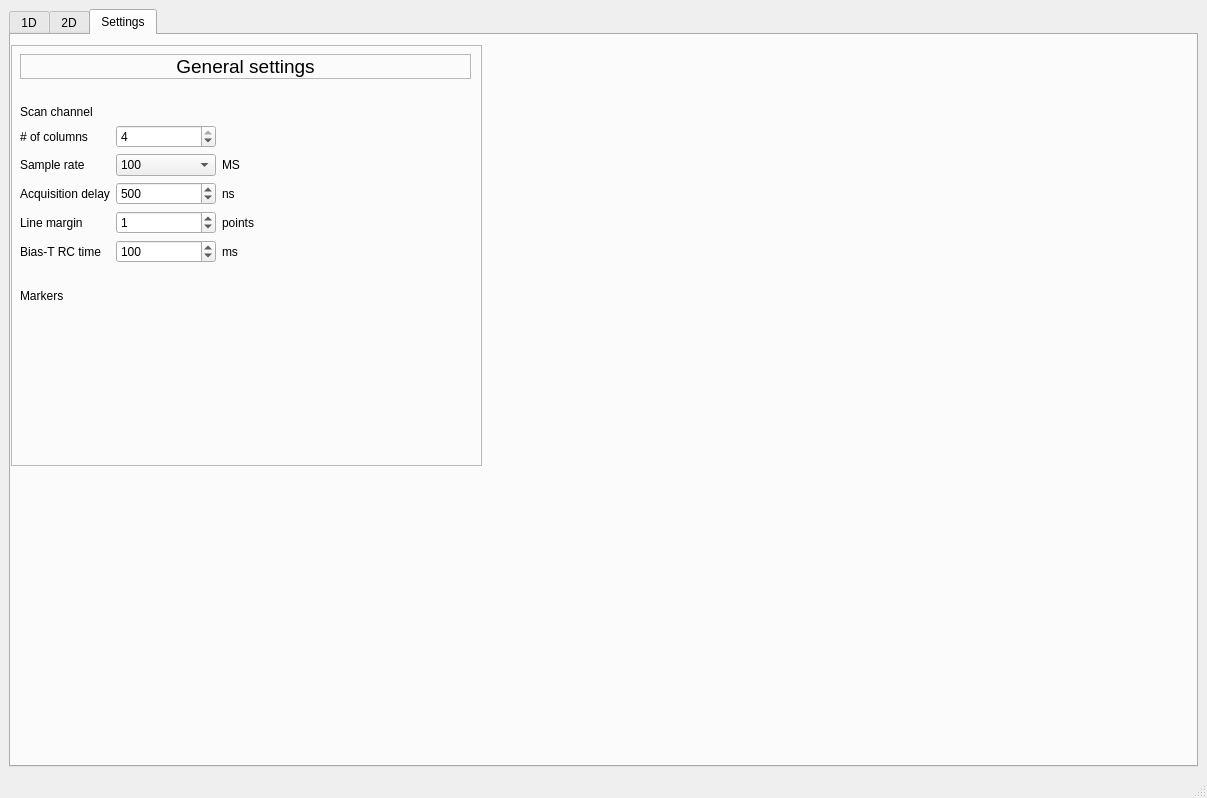
The window that core_tools/GUI/keysight_videomaps/GUI/GUI.ui (stephanlphilips/core_tools) describes before a commit, drawn with Qt 5.
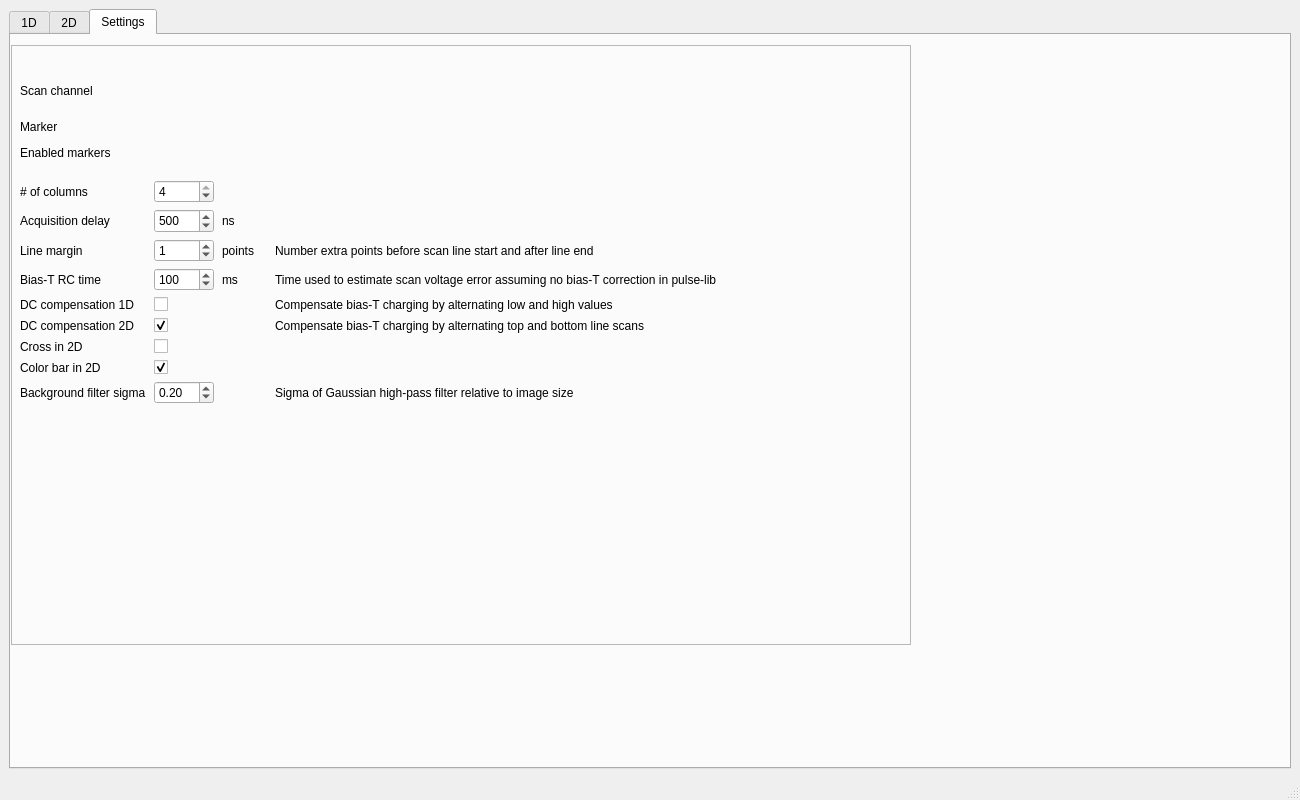
The same window after the commit. The open tabs and pages were chosen to show the change.

Commit message: - added 'Set DC voltage' to 2D - added cross in 2D - added color bar in 2D - added background filter in 2D - added 2D plot coordinates in status bar - added 'gates' to PPT notes

Patch:
```diff
--- a/core_tools/GUI/keysight_videomaps/GUI/GUI.ui
+++ b/core_tools/GUI/keysight_videomaps/GUI/GUI.ui
@@ -9,8 +9,8 @@
    <rect>
     <x>0</x>
     <y>0</y>
-    <width>1207</width>
-    <height>798</height>
+    <width>1300</width>
+    <height>800</height>
    </rect>
   </property>
   <property name="sizePolicy">
@@ -32,7 +32,7 @@
    <property name="minimumSize">
     <size>
      <width>0</width>
-     <height>564</height>
+     <height>700</height>
     </size>
    </property>
    <layout class="QGridLayout" name="gridLayout_8">
@@ -1184,8 +1184,8 @@
          <rect>
           <x>0</x>
           <y>10</y>
-          <width>471</width>
-          <height>421</height>
+          <width>900</width>
+          <height>600</height>
          </rect>
         </property>
         <property name="frameShape">
@@ -1199,58 +1199,33 @@
           <rect>
            <x>9</x>
            <y>9</y>
-           <width>451</width>
-           <height>401</height>
+           <width>700</width>
+           <height>350</height>
           </rect>
          </property>
          <layout class="QVBoxLayout" name="verticalLayout_4">
           <item>
-           <widget class="QLabel" name="_1D_scan_settings_4">
-            <property name="sizePolicy">
-             <sizepolicy hsizetype="Preferred" vsizetype="Preferred">
-              <horstretch>0</horstretch>
-              <verstretch>0</verstretch>
-             </sizepolicy>
-            </property>
-            <property name="minimumSize">
-             <size>
-              <width>0</width>
-              <height>24</height>
-             </size>
-            </property>
-            <property name="maximumSize">
-             <size>
-              <width>16777215</width>
-              <height>25</height>
-             </size>
-            </property>
-            <property name="font">
-             <font>
-              <pointsize>14</pointsize>
-             </font>
-            </property>
-            <property name="frameShape">
-             <enum>QFrame::StyledPanel</enum>
-            </property>
-            <property name="text">
-             <string>General settings</string>
-            </property>
-            <property name="alignment">
-             <set>Qt::AlignCenter</set>
-            </property>
-            <property name="wordWrap">
-             <bool>false</bool>
-            </property>
-            <property name="margin">
-             <number>0</number>
-            </property>
-           </widget>
-          </item>
-          <item>
-           <layout class="QFormLayout" name="formLayout_4">
+           <layout class="QGridLayout" name="formLayout_4">
             <property name="horizontalSpacing">
-             <number>6</number>
+             <number>8</number>
             </property>
+            <item row="0" column="20">
+             <spacer>
+              <property name="orientation">
+               <enum>Qt::Horizontal</enum>
+              </property>
+              <property name="sizeType">
+               <enum>QSizePolicy::MinimumExpanding</enum>
+              </property>
+              <property name="minimumSizeSize" stdset="0">
+               <size>
+                <width>20</width>
+                <height>16</height>
+               </size>
+              </property>
+             </spacer>
+            </item>
+			<!-- Channels -->
             <item row="0" column="0">
              <widget class="QLabel" name="label_43">
               <property name="text">
@@ -1271,14 +1246,92 @@
             <item row="1" column="1">
              <layout class="QHBoxLayout" name="horizontalLayout_channel_checkboxes"/>
             </item>
-            <item row="2" column="0">
+            <item row="3" column="0">
+             <spacer>
+              <property name="orientation">
+               <enum>Qt::Vertical</enum>
+              </property>
+              <property name="sizeType">
+               <enum>QSizePolicy::Fixed</enum>
+              </property>
+              <property name="maximumSize" stdset="0">
+               <size>
+                <width>20</width>
+                <height>10</height>
+               </size>
+              </property>
+             </spacer>
+            </item>
+			<!-- Markers -->
+            <item row="4" column="0">
+             <widget class="QLabel" name="label_blank">
+              <property name="text">
+               <string>Marker</string>
+              </property>
+             </widget>
+            </item>
+            <item row="4" column="1">
+             <layout class="QHBoxLayout" name="horizontalLayout_markers"/>
+            </item>
+            <item row="5" column="0">
+             <widget class="QLabel" name="label_markers">
+              <property name="text">
+               <string>Enabled markers</string>
+              </property>
+             </widget>
+            </item>
+            <item row="5" column="1">
+             <layout class="QHBoxLayout" name="horizontalLayout_markers_checks"/>
+            </item>
+            <item row="10" column="0">
+             <spacer>
+              <property name="orientation">
+               <enum>Qt::Vertical</enum>
+              </property>
+              <property name="sizeType">
+               <enum>QSizePolicy::Fixed</enum>
+              </property>
+              <property name="maximumSize" stdset="0">
+               <size>
+                <width>20</width>
+                <height>10</height>
+               </size>
+              </property>
+             </spacer>
+            </item>
+           </layout>
+          </item>
+
+          <item>
+           <layout class="QGridLayout">
+            <property name="horizontalSpacing">
+             <number>8</number>
+            </property>
+
+            <item row="0" column="4">
+             <spacer>
+              <property name="orientation">
+               <enum>Qt::Horizontal</enum>
+              </property>
+              <property name="sizeType">
+               <enum>QSizePolicy::MinimumExpanding</enum>
+              </property>
+              <property name="minimumSizeSize" stdset="0">
+               <size>
+                <width>20</width>
+                <height>16</height>
+               </size>
+              </property>
+             </spacer>
+            </item>
+            <item row="1" column="0">
              <widget class="QLabel" name="label_30">
               <property name="text">
                <string># of columns</string>
               </property>
              </widget>
             </item>
-            <item row="2" column="1">
+            <item row="1" column="1">
              <widget class="QSpinBox" name="_gen_n_columns">
               <property name="sizePolicy">
                <sizepolicy hsizetype="Preferred" vsizetype="Fixed">
@@ -1288,8 +1341,8 @@
               </property>
               <property name="maximumSize">
                <size>
-                <width>100</width>
-                <height>16777215</height>
+                <width>60</width>
+                <height>24</height>
                </size>
               </property>
               <property name="minimum">
@@ -1303,47 +1356,6 @@
               </property>
              </widget>
             </item>
-            <item row="3" column="0">
-             <widget class="QLabel" name="label_52">
-              <property name="text">
-               <string>Sample rate</string>
-              </property>
-             </widget>
-            </item>
-            <item row="3" column="1">
-             <layout class="QHBoxLayout" name="horizontalLayout">
-              <item>
-               <widget class="QComboBox" name="_gen_sample_rate">
-                 <property name="maximumSize">
-                  <size>
-                   <width>100</width>
-                   <height>100</height>
-                  </size>
-                 </property>
-                <property name="editable">
-                 <bool>false</bool>
-                </property>
-                <item>
-                 <property name="text">
-                  <string>100</string>
-                 </property>
-                </item>
-                <item>
-                 <property name="text">
-                  <string>500</string>
-                 </property>
-                </item>
-               </widget>
-              </item>
-              <item>
-               <widget class="QLabel" name="label_6">
-                <property name="text">
-                 <string>MS</string>
-                </property>
-               </widget>
-              </item>
-             </layout>
-            </item>
             <item row="5" column="0">
              <widget class="QLabel" name="label_acq_delay">
               <property name="text">
@@ -1352,13 +1364,17 @@
              </widget>
             </item>
             <item row="5" column="1">
-             <layout class="QHBoxLayout" name="horizontalLayout">
-              <item>
                 <widget class="QSpinBox" name="_gen_acquisition_delay_ns">
+              <property name="minimumSize">
+               <size>
+                <width>60</width>
+                <height>24</height>
+               </size>
+              </property>
                  <property name="maximumSize">
                   <size>
-                   <width>100</width>
-                   <height>100</height>
+                <width>60</width>
+                <height>24</height>
                   </size>
                  </property>
                  <property name="minimum">
@@ -1375,15 +1391,13 @@
                  </property>
                 </widget>
               </item>
-              <item>
+            <item row="5" column="2">
                <widget class="QLabel" name="label_acq_delay_ns">
                 <property name="text">
                  <string>ns</string>
                 </property>
                </widget>
               </item>
-             </layout>
-            </item>
             <item row="6" column="0">
              <widget class="QLabel" name="label_line_margin">
               <property name="text">
@@ -1392,16 +1406,14 @@
              </widget>
             </item>
             <item row="6" column="1">
-             <layout class="QHBoxLayout" name="horizontalLayout">
-              <item>
                 <widget class="QSpinBox" name="_gen_line_margin">
                  <property name="toolTip">
                   <string>number extra points before scan line start and after line end</string>
                  </property>
                  <property name="maximumSize">
                   <size>
-                   <width>100</width>
-                   <height>100</height>
+                <width>60</width>
+                <height>24</height>
                   </size>
                  </property>
                  <property name="minimum">
@@ -1418,14 +1430,19 @@
                  </property>
                 </widget>
               </item>
-              <item>
+           <item row="6" column="2">
                <widget class="QLabel" name="label_line_margin_pts">
                 <property name="text">
                  <string>points</string>
                 </property>
                </widget>
               </item>
-             </layout>
+           <item row="6" column="3">
+             <widget class="QLabel" name="label_line_margin_detail">
+              <property name="text">
+               <string>Number extra points before scan line start and after line end</string>
+              </property>
+             </widget>
             </item>
             <item row="7" column="0">
              <widget class="QLabel" name="label_bias_T">
@@ -1435,16 +1452,14 @@
              </widget>
             </item>
             <item row="7" column="1">
-             <layout class="QHBoxLayout" name="horizontalLayout">
-              <item>
                 <widget class="QSpinBox" name="_gen_bias_T_RC">
                  <property name="toolTip">
                   <string>used to check scan line duration</string>
                  </property>
                  <property name="maximumSize">
                   <size>
-                   <width>100</width>
-                   <height>100</height>
+                <width>60</width>
+                <height>24</height>
                   </size>
                  </property>
                  <property name="minimum">
@@ -1461,35 +1476,149 @@
                  </property>
                 </widget>
               </item>
-              <item>
+            <item row="7" column="2">
                <widget class="QLabel" name="label_bias_T_ms">
                 <property name="text">
                  <string>ms</string>
                 </property>
                </widget>
               </item>
-             </layout>
-            </item>
-            <item row="8" column="0">
-             <widget class="QLabel" name="label_blank">
+            <item row="7" column="3">
+             <widget class="QLabel" name="label_line_margin_detail">
               <property name="text">
-               <string/>
+               <string>Time used to estimate scan voltage error assuming no bias-T correction in pulse-lib</string>
               </property>
              </widget>
             </item>
-            <item row="8" column="1">
-             <layout class="QHBoxLayout" name="horizontalLayout_markers"/>
-            </item>
+
             <item row="9" column="0">
-             <widget class="QLabel" name="label_markers">
+             <widget class="QLabel" name="label_1D_biasT_corr">
               <property name="text">
-               <string>Markers</string>
+               <string>DC compensation 1D</string>
               </property>
              </widget>
             </item>
             <item row="9" column="1">
-             <layout class="QHBoxLayout" name="horizontalLayout_markers_checks"/>
+             <widget class="QCheckBox" name="_gen_biasT_corr_1D">
+              <property name="text">
+               <string/>
+              </property>
+              <property name="checked">
+               <bool>false</bool>
+              </property>
+             </widget>
             </item>
+            <item row="9" column="3">
+             <widget class="QLabel" name="label_1D_biasT_corr_detail">
+              <property name="text">
+               <string>Compensate bias-T charging by alternating low and high values</string>
+              </property>
+             </widget>
+            </item>
+			
+            <item row="10" column="0">
+             <widget class="QLabel" name="label_2D_biasT_corr">
+              <property name="text">
+               <string>DC compensation 2D</string>
+              </property>
+             </widget>
+            </item>
+            <item row="10" column="1">
+             <widget class="QCheckBox" name="_gen_biasT_corr_2D">
+              <property name="text">
+               <string/>
+              </property>
+              <property name="checked">
+               <bool>true</bool>
+              </property>
+             </widget>
+            </item>
+            <item row="10" column="3">
+             <widget class="QLabel" name="label_2D_biasT_corr_detail">
+              <property name="text">
+               <string>Compensate bias-T charging by alternating top and bottom line scans</string>
+              </property>
+             </widget>
+            </item>
+			
+            <item row="20" column="0">
+             <widget class="QLabel" name="label_2D_cross">
+              <property name="text">
+               <string>Cross in 2D</string>
+              </property>
+             </widget>
+            </item>
+            <item row="20" column="1">
+             <widget class="QCheckBox" name="_gen_2D_cross">
+              <property name="text">
+               <string/>
+              </property>
+              <property name="checked">
+               <bool>false</bool>
+              </property>
+             </widget>
+            </item>
+            <item row="21" column="0">
+             <widget class="QLabel" name="label_2D_colorbar">
+              <property name="text">
+               <string>Color bar in 2D</string>
+              </property>
+             </widget>
+            </item>
+            <item row="21" column="1">
+             <widget class="QCheckBox" name="_gen_2D_colorbar">
+              <property name="text">
+               <string/>
+              </property>
+              <property name="checked">
+               <bool>true</bool>
+              </property>
+             </widget>
+            </item>
+			
+            <item row="25" column="0">
+             <widget class="QLabel" name="label_background_sigma">
+              <property name="text">
+               <string>Background filter sigma</string>
+              </property>
+             </widget>
+            </item>
+            <item row="25" column="1">
+             <widget class="QDoubleSpinBox" name="_gen_background_sigma">
+              <property name="toolTip">
+               <string>sigma for Gaussian background filter</string>
+              </property>
+              <property name="maximumSize">
+               <size>
+                <width>60</width>
+                <height>24</height>
+               </size>
+              </property>
+              <property name="decimals">
+               <number>2</number>
+              </property>
+              <property name="minimum">
+               <double>0.05</double>
+              </property>
+              <property name="maximum">
+               <double>1.0</double>
+              </property>
+              <property name="value">
+               <double>0.2</double>
+              </property>
+              <property name="singleStep">
+               <double>0.05</double>
+              </property>
+             </widget>
+            </item>
+            <item row="25" column="3">
+             <widget class="QLabel" name="label_background_sigma_detail">
+              <property name="text">
+               <string>Sigma of Gaussian high-pass filter relative to image size</string>
+              </property>
+             </widget>
+            </item>
+
            </layout>
           </item>
          </layout>
```
Left out of the diff: 251 changed lines with no effect on the pictures. Lines whose indentation alone changed are shown as unchanged. The commit also changes 4 other files.
